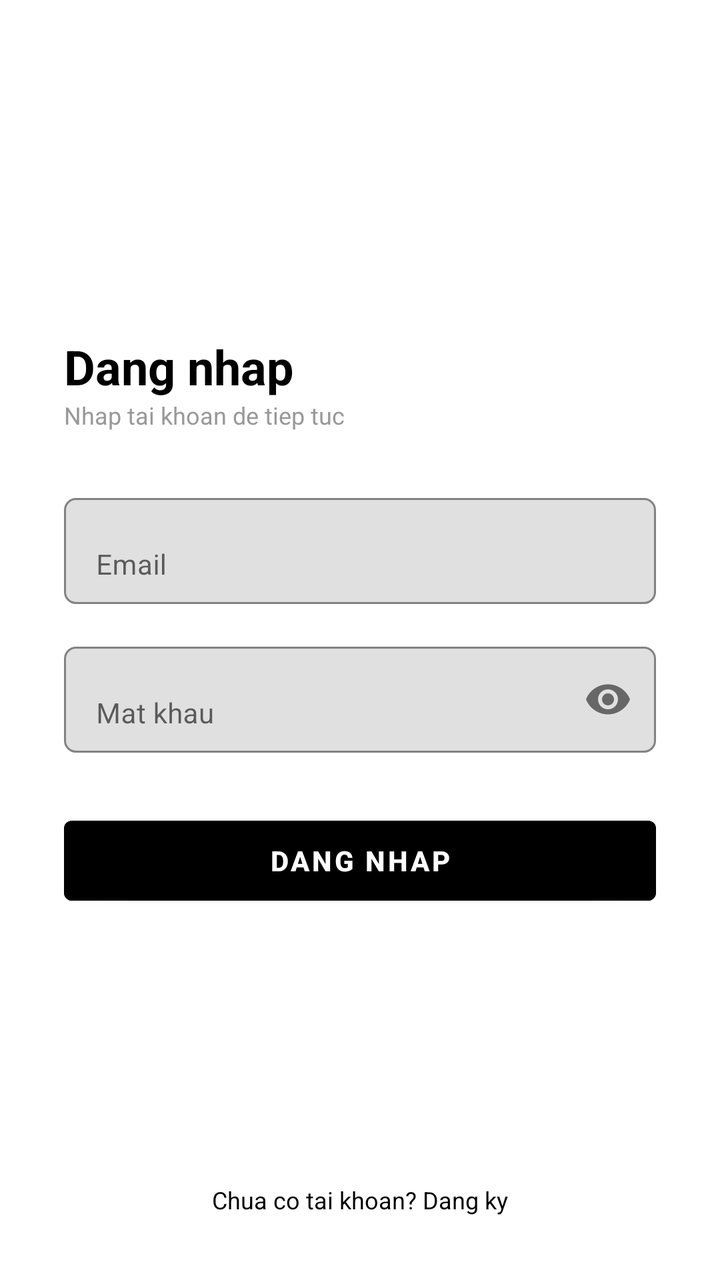
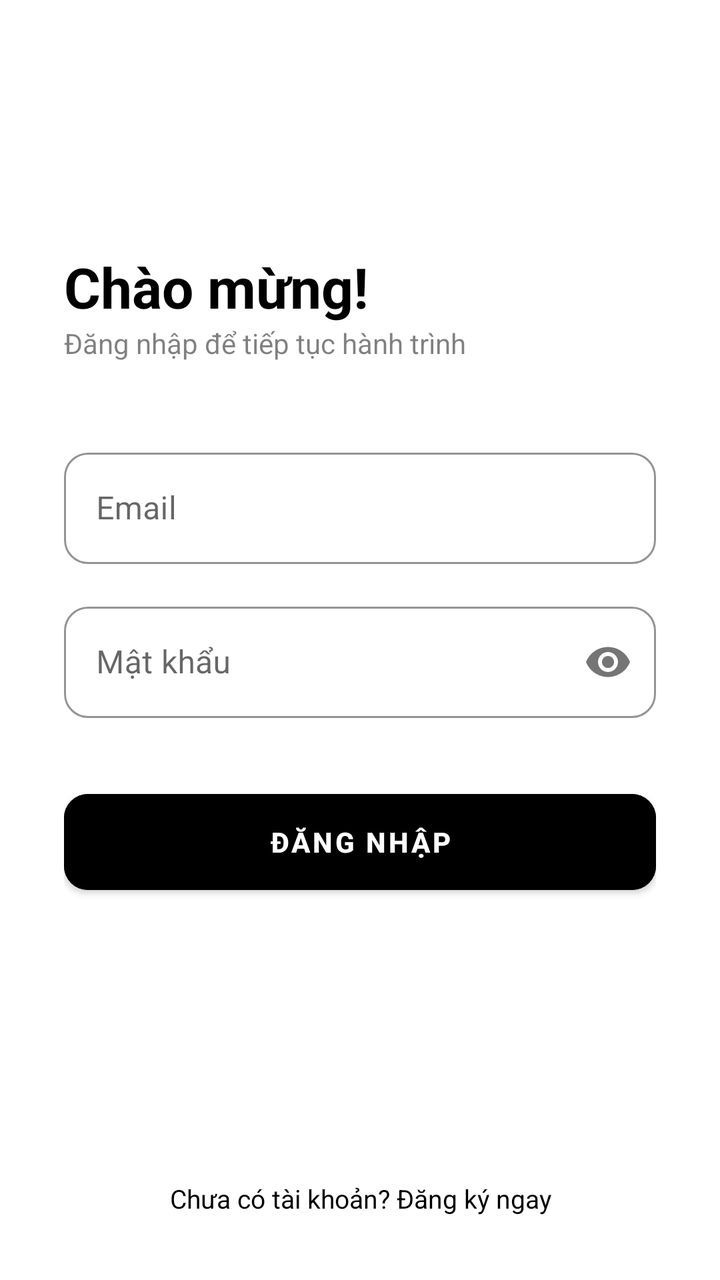

An Android layout rendered at two revisions. The XML below is the earlier revision; the diff shows what the commit changed to produce the second picture.
<!-- AndroidManifest.xml: application theme Theme.FitTrack -->
<!-- res/layout/activity_login.xml -->
<?xml version="1.0" encoding="utf-8"?>
<LinearLayout xmlns:android="http://schemas.android.com/apk/res/android" xmlns:app="http://schemas.android.com/apk/res-auto"
    android:layout_width="match_parent" android:layout_height="match_parent"
    android:orientation="vertical" android:padding="32dp" android:background="@android:color/white">
    <View android:layout_width="0dp" android:layout_height="0dp" android:layout_weight="1" />
    <TextView android:layout_width="wrap_content" android:layout_height="wrap_content"
        android:text="Dang nhap" android:textSize="24sp" android:textStyle="bold" android:textColor="#000" />
    <TextView android:layout_width="wrap_content" android:layout_height="wrap_content"
        android:text="Nhap tai khoan de tiep tuc" android:textSize="12sp" android:textColor="#999" android:layout_marginBottom="28dp" />
    <com.google.android.material.textfield.TextInputLayout android:layout_width="match_parent" android:layout_height="wrap_content"
        android:layout_marginBottom="16dp" app:boxBackgroundMode="outline" app:boxStrokeColor="#333"
        app:boxCornerRadiusTopStart="6dp" app:boxCornerRadiusTopEnd="6dp" app:boxCornerRadiusBottomStart="6dp" app:boxCornerRadiusBottomEnd="6dp">
        <com.google.android.material.textfield.TextInputEditText android:id="@+id/etEmail"
            android:layout_width="match_parent" android:layout_height="wrap_content" android:hint="Email" android:inputType="textEmailAddress" android:textSize="14sp" />
    </com.google.android.material.textfield.TextInputLayout>
    <com.google.android.material.textfield.TextInputLayout android:layout_width="match_parent" android:layout_height="wrap_content"
        android:layout_marginBottom="28dp" app:boxBackgroundMode="outline" app:boxStrokeColor="#333"
        app:boxCornerRadiusTopStart="6dp" app:boxCornerRadiusTopEnd="6dp" app:boxCornerRadiusBottomStart="6dp" app:boxCornerRadiusBottomEnd="6dp"
        app:passwordToggleEnabled="true">
        <com.google.android.material.textfield.TextInputEditText android:id="@+id/etPassword"
            android:layout_width="match_parent" android:layout_height="wrap_content" android:hint="Mat khau" android:inputType="textPassword" android:textSize="14sp" />
    </com.google.android.material.textfield.TextInputLayout>
    <Button android:id="@+id/btnLogin" android:layout_width="match_parent" android:layout_height="52dp"
        android:text="DANG NHAP" android:textColor="@android:color/white" android:textStyle="bold" android:backgroundTint="#000" />
    <View android:layout_width="0dp" android:layout_height="0dp" android:layout_weight="1" />
    <TextView android:id="@+id/tvGoRegister" android:layout_width="match_parent" android:layout_height="wrap_content"
        android:text="Chua co tai khoan? Dang ky" android:textSize="12sp" android:gravity="center" android:textColor="#000" />
</LinearLayout>
<!-- resources referenced by this layout -->
<resources>
  <style name="Theme.FitTrack" parent="Theme.MaterialComponents.Light.NoActionBar">
          <item name="colorPrimary">#000000</item>
          <item name="colorPrimaryDark">#000000</item>
          <item name="colorAccent">#333333</item>
          <item name="android:windowBackground">@android:color/white</item>
      </style>
</resources>

<!-- the commit's change to res/layout/activity_login.xml (unified diff, before → after) -->
@@ -1,28 +1,89 @@
 <?xml version="1.0" encoding="utf-8"?>
-<LinearLayout xmlns:android="http://schemas.android.com/apk/res/android" xmlns:app="http://schemas.android.com/apk/res-auto"
-    android:layout_width="match_parent" android:layout_height="match_parent"
-    android:orientation="vertical" android:padding="32dp" android:background="@android:color/white">
+<LinearLayout xmlns:android="http://schemas.android.com/apk/res/android"
+    xmlns:app="http://schemas.android.com/apk/res-auto"
+    android:layout_width="match_parent"
+    android:layout_height="match_parent"
+    android:background="#FFFFFF"
+    android:orientation="vertical"
+    android:padding="32dp">
+
     <View android:layout_width="0dp" android:layout_height="0dp" android:layout_weight="1" />
-    <TextView android:layout_width="wrap_content" android:layout_height="wrap_content"
-        android:text="Dang nhap" android:textSize="24sp" android:textStyle="bold" android:textColor="#000" />
-    <TextView android:layout_width="wrap_content" android:layout_height="wrap_content"
-        android:text="Nhap tai khoan de tiep tuc" android:textSize="12sp" android:textColor="#999" android:layout_marginBottom="28dp" />
-    <com.google.android.material.textfield.TextInputLayout android:layout_width="match_parent" android:layout_height="wrap_content"
-        android:layout_marginBottom="16dp" app:boxBackgroundMode="outline" app:boxStrokeColor="#333"
-        app:boxCornerRadiusTopStart="6dp" app:boxCornerRadiusTopEnd="6dp" app:boxCornerRadiusBottomStart="6dp" app:boxCornerRadiusBottomEnd="6dp">
-        <com.google.android.material.textfield.TextInputEditText android:id="@+id/etEmail"
-            android:layout_width="match_parent" android:layout_height="wrap_content" android:hint="Email" android:inputType="textEmailAddress" android:textSize="14sp" />
+
+    <TextView
+        android:layout_width="wrap_content"
+        android:layout_height="wrap_content"
+        android:text="Chào mừng!"
+        android:textColor="#000000"
+        android:textSize="28sp"
+        android:textStyle="bold" />
+
+    <TextView
+        android:layout_width="wrap_content"
+        android:layout_height="wrap_content"
+        android:layout_marginBottom="40dp"
+        android:alpha="0.5"
+        android:text="Đăng nhập để tiếp tục hành trình"
+        android:textColor="#000000"
+        android:textSize="14sp" />
+
+    <com.google.android.material.textfield.TextInputLayout
+        style="@style/Widget.MaterialComponents.TextInputLayout.OutlinedBox"
+        android:layout_width="match_parent"
+        android:layout_height="wrap_content"
+        android:layout_marginBottom="16dp"
+        app:boxCornerRadiusBottomEnd="12dp"
+        app:boxCornerRadiusBottomStart="12dp"
+        app:boxCornerRadiusTopEnd="12dp"
+        app:boxCornerRadiusTopStart="12dp"
+        app:boxStrokeColor="#000000">
+
+        <com.google.android.material.textfield.TextInputEditText
+            android:id="@+id/etEmail"
+            android:layout_width="match_parent"
+            android:layout_height="wrap_content"
+            android:hint="Email"
+            android:inputType="textEmailAddress" />
     </com.google.android.material.textfield.TextInputLayout>
-    <com.google.android.material.textfield.TextInputLayout android:layout_width="match_parent" android:layout_height="wrap_content"
-        android:layout_marginBottom="28dp" app:boxBackgroundMode="outline" app:boxStrokeColor="#333"
-        app:boxCornerRadiusTopStart="6dp" app:boxCornerRadiusTopEnd="6dp" app:boxCornerRadiusBottomStart="6dp" app:boxCornerRadiusBottomEnd="6dp"
+
+    <com.google.android.material.textfield.TextInputLayout
+        style="@style/Widget.MaterialComponents.TextInputLayout.OutlinedBox"
+        android:layout_width="match_parent"
+        android:layout_height="wrap_content"
+        android:layout_marginBottom="32dp"
+        app:boxCornerRadiusBottomEnd="12dp"
+        app:boxCornerRadiusBottomStart="12dp"
+        app:boxCornerRadiusTopEnd="12dp"
+        app:boxCornerRadiusTopStart="12dp"
+        app:boxStrokeColor="#000000"
         app:passwordToggleEnabled="true">
-        <com.google.android.material.textfield.TextInputEditText android:id="@+id/etPassword"
-            android:layout_width="match_parent" android:layout_height="wrap_content" android:hint="Mat khau" android:inputType="textPassword" android:textSize="14sp" />
+
+        <com.google.android.material.textfield.TextInputEditText
+            android:id="@+id/etPassword"
+            android:layout_width="match_parent"
+            android:layout_height="wrap_content"
+            android:hint="Mật khẩu"
+            android:inputType="textPassword" />
     </com.google.android.material.textfield.TextInputLayout>
-    <Button android:id="@+id/btnLogin" android:layout_width="match_parent" android:layout_height="52dp"
-        android:text="DANG NHAP" android:textColor="@android:color/white" android:textStyle="bold" android:backgroundTint="#000" />
-    <View android:layout_width="0dp" android:layout_height="0dp" android:layout_weight="1" />
-    <TextView android:id="@+id/tvGoRegister" android:layout_width="match_parent" android:layout_height="wrap_content"
-        android:text="Chua co tai khoan? Dang ky" android:textSize="12sp" android:gravity="center" android:textColor="#000" />
+
+    <Button
+        android:id="@+id/btnLogin"
+        android:layout_width="match_parent"
+        android:layout_height="60dp"
+        android:backgroundTint="#000000"
+        android:elevation="4dp"
+        android:text="ĐĂNG NHẬP"
+        android:textColor="#FFFFFF"
+        android:textStyle="bold"
+        app:cornerRadius="12dp" />
+
+    <View android:layout_width="0dp" android:layout_height="0dp" android:layout_weight="1.5" />
+
+    <TextView
+        android:id="@+id/tvGoRegister"
+        android:layout_width="match_parent"
+        android:layout_height="wrap_content"
+        android:gravity="center"
+        android:text="Chưa có tài khoản? Đăng ký ngay"
+        android:textColor="#000000"
+        android:textSize="13sp" />
 </LinearLayout>
